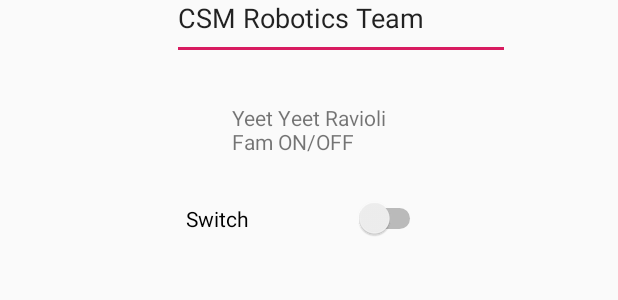
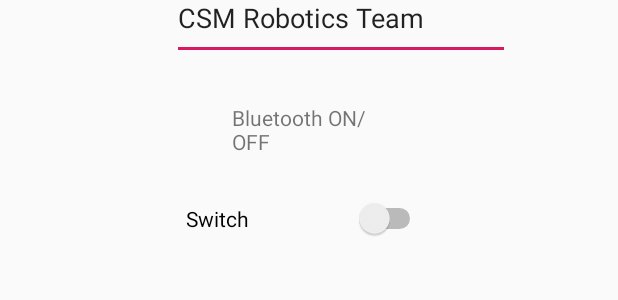
Before and after one commit to RHerrera83/GUI, an Android app: the layout content_main.xml on its own in the app's theme, with its tools: preview values and no code run, on a phone screen of 412 x 824 dp. Shown: the part 330-630 px from the top of the screen. Run offline under Robolectric (Android 15) with nearby library versions, the phone set to English and light mode, and no system bars.

Commit message:
Changes made in MainActivity

```diff
--- a/app/src/main/res/layout/content_main.xml
+++ b/app/src/main/res/layout/content_main.xml
@@ -28,7 +28,7 @@
         android:layout_height="40dp"
         android:layout_marginEnd="148dp"
         android:layout_marginRight="148dp"
-        android:text="Yeet Yeet Ravioli Fam ON/OFF"
+        android:text="Bluetooth ON/OFF"
         app:layout_constraintBottom_toTopOf="@+id/switch3"
         app:layout_constraintEnd_toEndOf="parent" />
 
```
